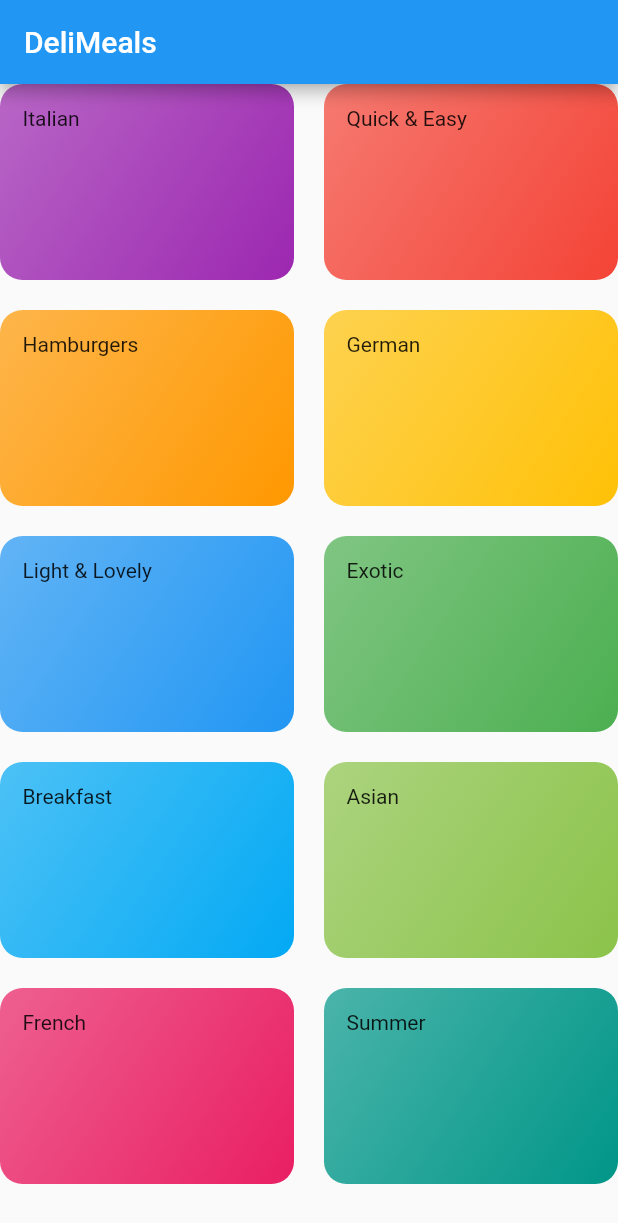
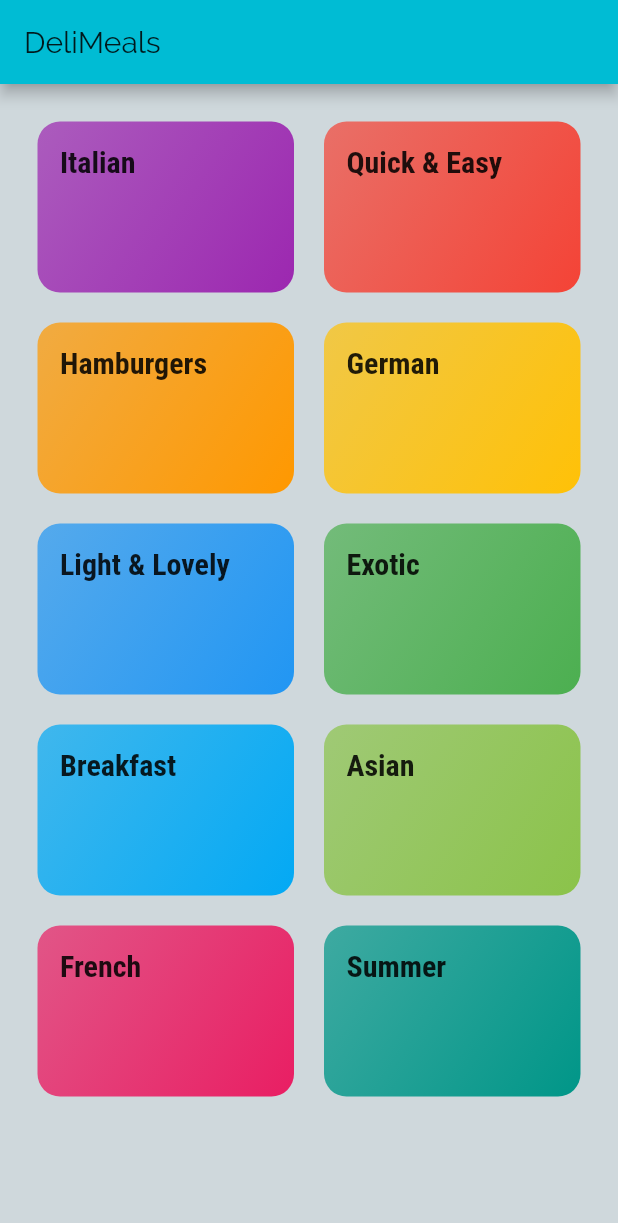
Before and after one commit to shubham242/DeliMeals, a Flutter app: the screen it shows after launch, on a phone screen of 412 x 824 dp. Shown: the top 1223 px of the screen. Run offline on Flutter 3.47's test engine with Material 2 defaults, Android fonts, the phone set to English and light mode, and no system bars.

```diff
--- a/lib/categories.dart
+++ b/lib/categories.dart
@@ -11,7 +11,8 @@ class Categories extends StatelessWidget {
         title: const Text('DeliMeals'),
       ),
       body: GridView(
-        gridDelegate: SliverGridDelegateWithMaxCrossAxisExtent(
+        padding: const EdgeInsets.all(25),
+        gridDelegate: const SliverGridDelegateWithMaxCrossAxisExtent(
           maxCrossAxisExtent: 200,
           childAspectRatio: 3 / 2,
           crossAxisSpacing: 20,
--- a/lib/category_item.dart
+++ b/lib/category_item.dart
@@ -1,4 +1,6 @@
 import 'package:flutter/material.dart';
+
+import './category_meals.dart';
 
 class CategoryItem extends StatelessWidget {
   final String title;
@@ -6,17 +8,31 @@ class CategoryItem extends StatelessWidget {
 
   CategoryItem(this.title, this.color);
 
+  void selectCategory(BuildContext context) {
+    Navigator.of(context).push(MaterialPageRoute(builder: (_) {
+      return CategoryMeals();
+    }));
+  }
+
   @override
   Widget build(BuildContext context) {
-    return Container(
+    return InkWell(
+      onTap: () => selectCategory(context),
+      splashColor: Theme.of(context).primaryColor,
+      borderRadius: BorderRadius.circular(15),
+      child: Container(
         padding: const EdgeInsets.all(15),
-      child: Text(title),
+        child: Text(
+          title,
+          style: Theme.of(context).textTheme.title,
+        ),
         decoration: BoxDecoration(
             gradient: LinearGradient(colors: [
               color.withOpacity(0.7),
               color,
             ], begin: Alignment.topLeft, end: Alignment.bottomRight),
             borderRadius: BorderRadius.circular(15)),
+      ),
     );
   }
 }
--- a/lib/main.dart
+++ b/lib/main.dart
@@ -10,7 +10,23 @@ class MyApp extends StatelessWidget {
     return MaterialApp(
       title: 'DeliMeals',
       theme: ThemeData(
-        primarySwatch: Colors.blue,
+        primarySwatch: Colors.cyan,
+        accentColor: Colors.orangeAccent,
+        canvasColor: Colors.blueGrey[100],
+        fontFamily: 'Raleway',
+        textTheme: ThemeData.light().textTheme.copyWith(
+              body1: TextStyle(
+                color: Color.fromRGBO(20, 51, 51, 1),
+              ),
+              body2: TextStyle(
+                color: Color.fromRGBO(20, 51, 51, 1),
+              ),
+              title: TextStyle(
+                fontSize: 20,
+                fontFamily: 'RobotoCondensed',
+                fontWeight: FontWeight.bold,
+              ),
+            ),
       ),
       home: Categories(),
     );
```
Also changed, not shown: lib/category_meals.dart (added, +17 -0 lines), pubspec.yaml (+19 -14 lines), assets/fonts/Raleway-Black.ttf (added), assets/fonts/Raleway-Bold.ttf (added), assets/fonts/Raleway-Regular.ttf (added), assets/fonts/RobotoCondensed-Bold.ttf (added), assets/fonts/RobotoCondensed-Italic.ttf (added), assets/fonts/RobotoCondensed-Light.ttf (added), assets/fonts/RobotoCondensed-Regular.ttf (added). Lines whose indentation alone changed are shown as unchanged.
